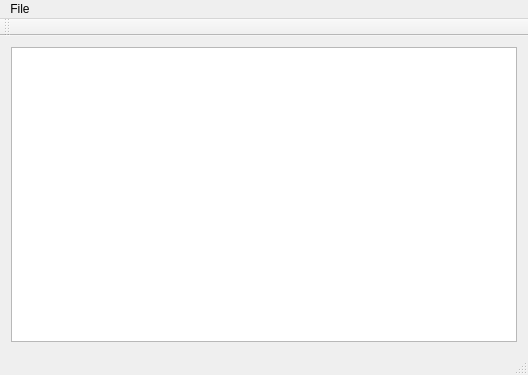
First picture: the form in mainwindow.ui, repository timsterzel/Ultimate-Label, before the edit.
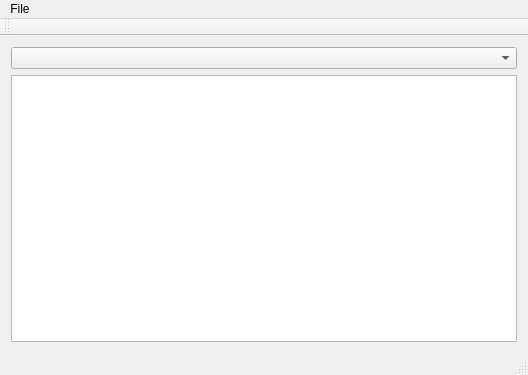
Second picture: the form after the edit.

Commit message: Add combo box with profiles

What changed in the file:
```diff
--- a/mainwindow.ui
+++ b/mainwindow.ui
@@ -15,6 +15,9 @@
   </property>
   <widget class="QWidget" name="centralWidget">
    <layout class="QVBoxLayout" name="verticalLayout_2">
+    <item>
+     <widget class="QComboBox" name="comboBox_profiles"/>
+    </item>
     <item>
      <widget class="QTableWidget" name="tableWidget_data"/>
     </item>
```
Left out of the diff: 2 changed lines with no effect on the pictures. The commit also changes 3 other files.
